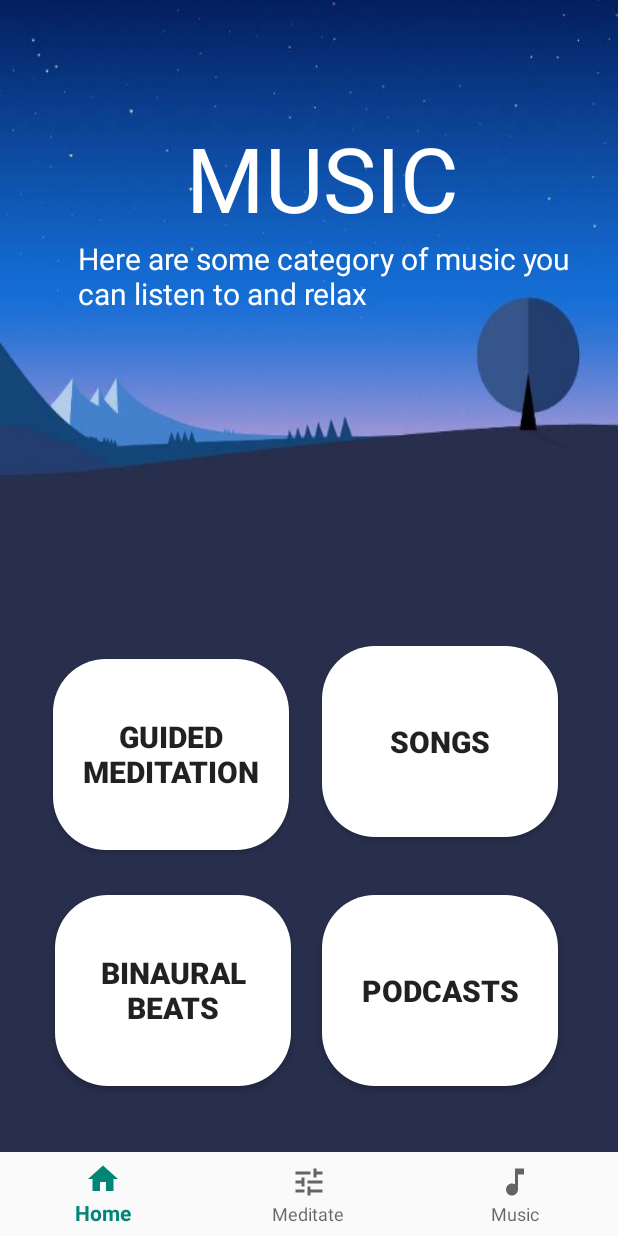
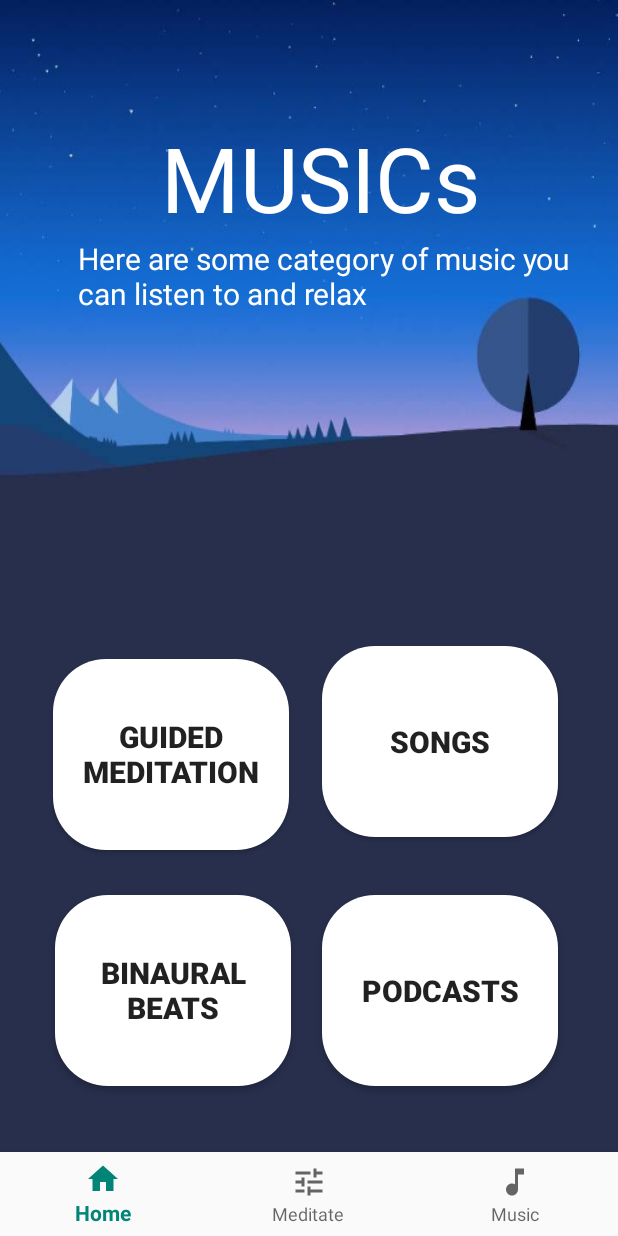
Before and after one commit to gunishjain/ZENDORA, an Android app: the musicLibrary screen opened directly, with no data from a screen before it, on a phone screen of 412 x 824 dp. Run offline under Robolectric (Android 15) with nearby library versions, the phone set to English and light mode, and no system bars; Roboto replaces fonts that are not available here.

Commit message:
Text Change Music

```diff
--- a/app/src/main/res/layout/activity_music_library.xml
+++ b/app/src/main/res/layout/activity_music_library.xml
@@ -75,7 +75,7 @@
         android:layout_width="wrap_content"
         android:layout_height="wrap_content"
         android:fontFamily="@font/sarala"
-        android:text="MUSIC"
+        android:text="MUSICs"
         android:textColor="#FFFFFF"
         android:textSize="60sp"
         app:layout_constraintBottom_toBottomOf="parent"
```
